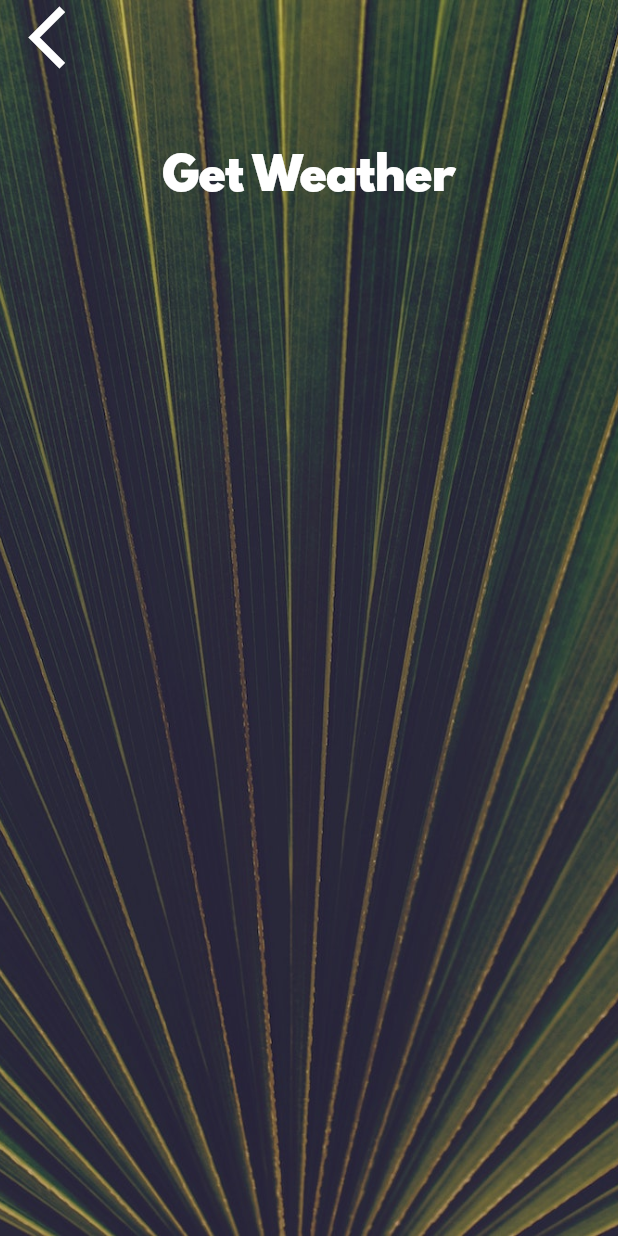
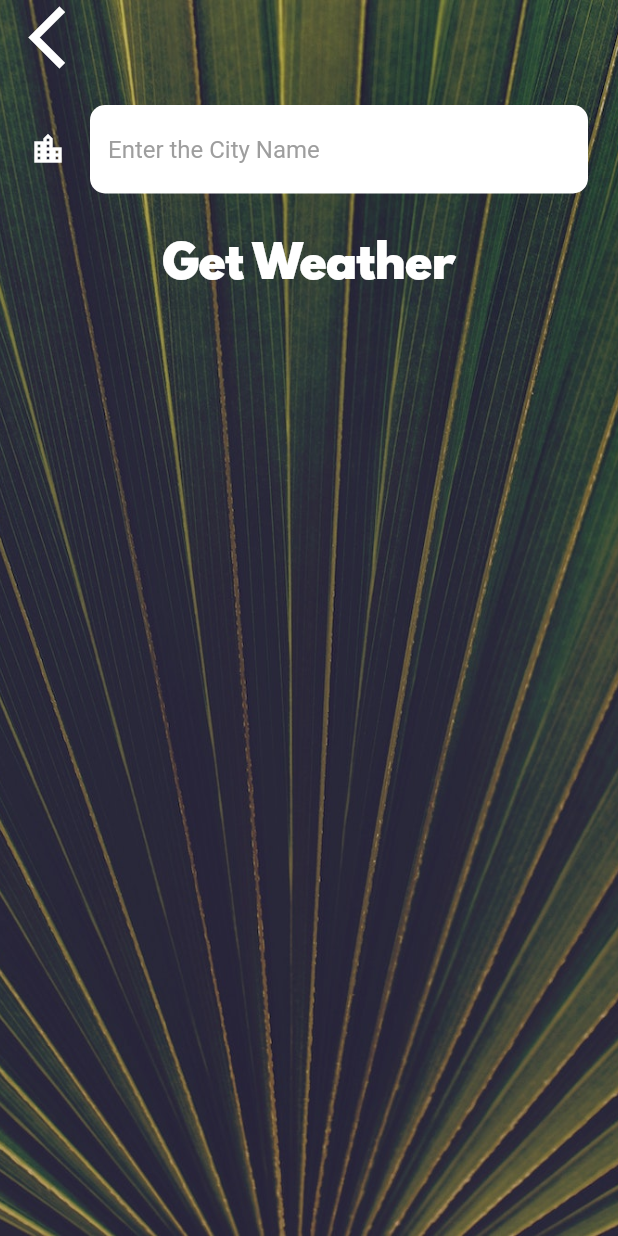
Before and after one commit to manvendrasingh09/Codes, a Flutter app: the CityScreen screen opened directly, on a phone screen of 412 x 824 dp. Run offline on Flutter 3.47's test engine with Material 2 defaults, Android fonts, the phone set to English and light mode, and no system bars; our stand-ins replace audioplayers, flutter_spinkit, font_awesome_flutter, geolocator, rflutter_alert.

Commit message:
using Android Studio

```diff
--- a/AppDev/clima/lib/screens/city_screen.dart
+++ b/AppDev/clima/lib/screens/city_screen.dart
@@ -26,7 +26,9 @@ class _CityScreenState extends State<CityScreen> {
               Align(
                 alignment: Alignment.topLeft,
                 child: MaterialButton(
-                  onPressed: () {},
+                  onPressed: () {
+                    Navigator.pop(context);
+                  },
                   child: const Icon(
                     Icons.arrow_back_ios,
                     size: 50.0,
@@ -35,7 +37,15 @@ class _CityScreenState extends State<CityScreen> {
               ),
               Container(
                 padding: const EdgeInsets.all(20.0),
-                child: null,
+                child: TextField(
+                  style: const TextStyle(
+                    color: Colors.black,
+                  ),
+                  decoration: kTextFieldInputDecoration,
+                  onChanged: (value) {
+                    print(value);
+                  },
+                ),
               ),
               MaterialButton(
                 onPressed: () {},
--- a/AppDev/clima/lib/screens/loading_screen.dart
+++ b/AppDev/clima/lib/screens/loading_screen.dart
@@ -22,11 +22,7 @@ class _LoadingScreenState extends State<LoadingScreen> {
     Navigator.push(
       context,
       MaterialPageRoute(
-        builder: (context) {
-          return LocationScreen(
-            locationWeather: weatherData,
-          );
-        },
+        builder: (context) => LocationScreen(locationWeather: weatherData),
       ),
     );
   }
--- a/AppDev/clima/lib/utilities/constants.dart
+++ b/AppDev/clima/lib/utilities/constants.dart
@@ -18,3 +18,22 @@ const kButtonTextStyle = TextStyle(
 const kConditionTextStyle = TextStyle(
   fontSize: 100.0,
 );
+
+const kTextFieldInputDecoration = InputDecoration(
+  filled: true,
+  fillColor: Colors.white,
+  icon: Icon(
+    Icons.location_city,
+    color: Colors.white,
+  ),
+  hintText: 'Enter the City Name',
+  hintStyle: TextStyle(color: Colors.grey),
+  border: OutlineInputBorder(
+    borderRadius: BorderRadius.all(
+      Radius.circular(
+        (10.0),
+      ),
+    ),
+    borderSide: BorderSide.none,
+  ),
+);
```
Also changed, not shown: AppDev/clima/lib/screens/location_screen.dart (+22 -5 lines).
